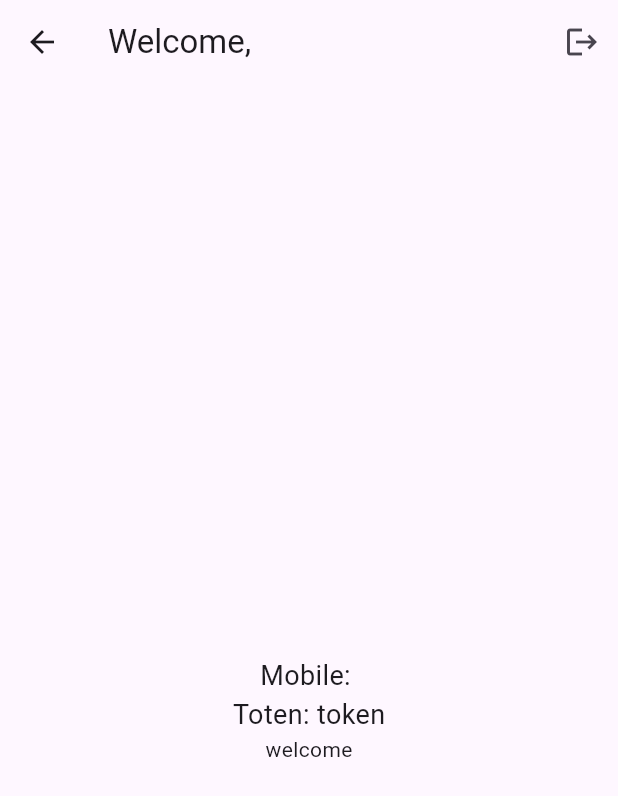
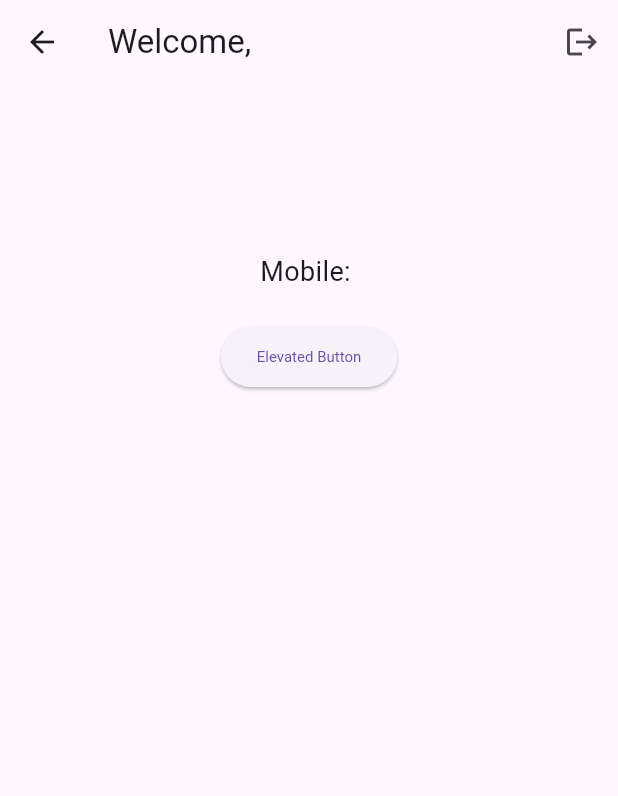
Before and after one commit to MostakAhmedShahad/rest_api_login_registration, a Flutter app: the HomeScreen screen opened by its route, on a phone screen of 412 x 824 dp. Shown: the top 796 px of the screen. Run offline on Flutter 3.47's test engine with Material 3 defaults, Android fonts, the phone set to English and light mode, and no system bars; our stand-ins replace shared_preferences; accounts and stored records are empty.

Commit message:
create_task

```diff
--- a/lib/screens/home_screen.dart
+++ b/lib/screens/home_screen.dart
@@ -37,8 +37,11 @@ class _HomeScreenState extends State<HomeScreen> {
   Future<void> _logout() async {
     SharedPreferences prefs = await SharedPreferences.getInstance();
     await prefs.clear();
-    Navigator.pushReplacementNamed(context, '/login'); // Navigate to LoginScreen
+    Navigator.pushReplacementNamed(
+        context, '/login'); // Navigate to LoginScreen
   }
+
+
 
   @override
   Widget build(BuildContext context) {
@@ -54,20 +57,32 @@ class _HomeScreenState extends State<HomeScreen> {
       ),
       body: Center(
         child: Column(
-          mainAxisAlignment: MainAxisAlignment.center,
+          mainAxisAlignment: MainAxisAlignment.start,
+          crossAxisAlignment: CrossAxisAlignment.center,
           children: [
             if (photo.isNotEmpty)
               CircleAvatar(
                 radius: 40,
                 backgroundImage: NetworkImage(photo),
               ),
-            SizedBox(height: 10),
-            Text('$firstName $lastName', style: TextStyle(fontSize: 22, fontWeight: FontWeight.bold)),
+            SizedBox(height: 15),
+            Text('$firstName $lastName',
+                style: TextStyle(fontSize: 22, fontWeight: FontWeight.bold)),
+            SizedBox(height: 20),
             Text(email, style: TextStyle(fontSize: 18, color: Colors.grey)),
+            SizedBox(height: 20),
             Text('Mobile: $mobile', style: TextStyle(fontSize: 18)),
-            Text('Toten: $token', style: TextStyle(fontSize: 18)),
-
-            Text('welcome')
+            SizedBox(height: 20),
+            ElevatedButton(
+              child: Text('Elevated Button'),
+              style: ElevatedButton.styleFrom(
+                textStyle: const TextStyle(
+                    color: Colors.white,
+                    fontSize: 10,
+                    fontStyle: FontStyle.normal),
+              ),
+              onPressed: () {},
+            ),
           ],
         ),
       ),
```
